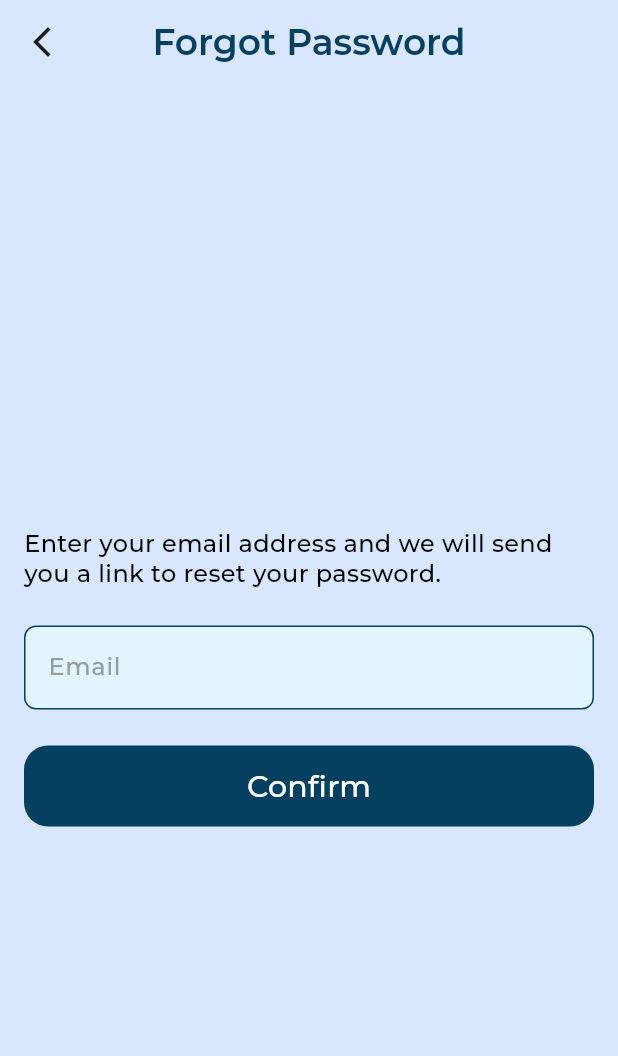
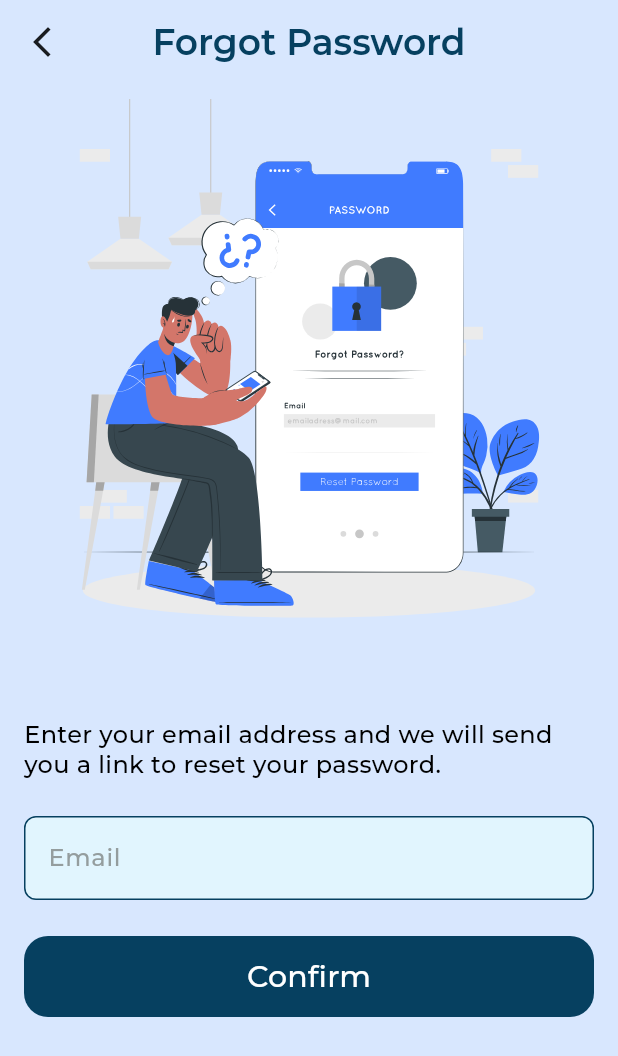
Before and after one commit to engAhmedSami/NewsAppAdv, a Flutter app: the ForgotPasswordView screen opened directly, on a phone screen of 412 x 824 dp. Shown: the top 1056 px of the screen. Run offline on Flutter 3.47's test engine with Material 3 defaults, Android fonts, the phone set to English and light mode, and no system bars; drawn by our look-alikes of modal_progress_hud_nsn; our stand-ins replace dartz, dots_indicator, firebase_auth, firebase_core, flutter_bloc, flutter_otp_text_field and 7 more; missing offline and left inert: flutter_facebook_auth; accounts and stored records are empty; network calls fail; project files that could hold a hidden picture were left out.

Commit message:
"Added new routes and images for auth features, updated signin and verfied email views, and added dependencies for facebook auth and otp text field."

```diff
--- a/lib/Core/helper_function/on_generate_routes.dart
+++ b/lib/Core/helper_function/on_generate_routes.dart
@@ -7,6 +7,8 @@ import 'package:newsapp/Featuers/auth/presentation/view/verfied_email_view.dart'
 import 'package:newsapp/Featuers/home/presentation/views/home_view.dart';
 import 'package:newsapp/Featuers/on_boarding/presentation/view/on_boarding_view.dart';
 import 'package:newsapp/Featuers/splash/presentation/views/splash_view.dart';
+
+import '../../Featuers/auth/presentation/view/widget/otp_phone_body.dart';
 
 Route<dynamic> onGenerateRoute(RouteSettings setting) {
   switch (setting.name) {
@@ -32,6 +34,8 @@ Route<dynamic> onGenerateRoute(RouteSettings setting) {
       return MaterialPageRoute(builder: (context) => const VerfiedEmailView());
     case PhoneSigninView.routeName:
       return MaterialPageRoute(builder: (context) => const PhoneSigninView());
+    case OtpPhoneBody.routeName:
+      return MaterialPageRoute(builder: (context) => const OtpPhoneBody());
     default:
       return MaterialPageRoute(builder: (context) => const SplashView());
   }
--- a/lib/Core/utils/app_images.dart
+++ b/lib/Core/utils/app_images.dart
@@ -9,9 +9,17 @@ class Assets {
   /// assets/images/Check.svg
   static const String imagesCheck = "assets/images/Check.svg";
 
+  /// Assets for imagesConfirmed
+  /// assets/images/Confirmed.svg
+  static const String imagesConfirmed = "assets/images/Confirmed.svg";
+
   /// Assets for imagesFacebook
   /// assets/images/facebook.svg
   static const String imagesFacebook = "assets/images/facebook.svg";
+
+  /// Assets for imagesForgotPassword
+  /// assets/images/Forgot_password.svg
+  static const String imagesForgotPassword = "assets/images/Forgot_password.svg";
 
   /// Assets for imagesGoogel
   /// assets/images/googel.svg
@@ -37,7 +45,19 @@ class Assets {
   /// assets/images/newsicon-removebg-preview.png
   static const String imagesNewsiconRemovebgPreview = "assets/images/newsicon-removebg-preview.png";
 
+  /// Assets for imagesOtp
+  /// assets/images/otp.svg
+  static const String imagesOtp = "assets/images/otp.svg";
+
   /// Assets for imagesPhone
   /// assets/images/phone.svg
   static const String imagesPhone = "assets/images/phone.svg";
+
+  /// Assets for imagesSigninPhone
+  /// assets/images/Signin_phone.svg
+  static const String imagesSigninPhone = "assets/images/Signin_phone.svg";
+
+  /// Assets for imagesTwoFactorAuthentication
+  /// assets/images/Two_factor_authentication.svg
+  static const String imagesTwoFactorAuthentication = "assets/images/Two_factor_authentication.svg";
 }
--- a/lib/Featuers/auth/presentation/view/signin_view.dart
+++ b/lib/Featuers/auth/presentation/view/signin_view.dart
@@ -27,6 +27,7 @@ class SigninView extends StatelessWidget {
 
   AppBar buildAppBar() {
     return AppBar(
+      automaticallyImplyLeading: false,
       backgroundColor: AppColors.primaryColor,
       centerTitle: true,
       title: Text(
--- a/lib/Featuers/auth/presentation/view/verfied_email_view.dart
+++ b/lib/Featuers/auth/presentation/view/verfied_email_view.dart
@@ -11,19 +11,20 @@ class VerfiedEmailView extends StatelessWidget {
     return Scaffold(
       appBar: buildAppBarC(
         context,
+        tital: 'Verify Email',
       ),
       body: const VerfiedEmailViewBody(),
     );
   }
 }
 
-AppBar buildAppBarC(context) {
+AppBar buildAppBarC(context, {required String tital}) {
   return AppBar(
     automaticallyImplyLeading: false,
     backgroundColor: AppColors.primaryColor,
     centerTitle: true,
     title: Text(
-      'Email Verification',
+      tital,
       textAlign: TextAlign.center,
       style: AppStyles.styleSemiBold24.copyWith(
         color: AppColors.secondaryColor,
--- a/lib/Featuers/auth/presentation/view/widget/forgot_password_view_body.dart
+++ b/lib/Featuers/auth/presentation/view/widget/forgot_password_view_body.dart
@@ -1,5 +1,7 @@
 import 'package:flutter/widgets.dart';
 import 'package:flutter_bloc/flutter_bloc.dart';
+import 'package:flutter_svg/svg.dart';
+import 'package:newsapp/Core/utils/app_images.dart';
 import 'package:newsapp/Core/utils/app_styles.dart';
 import 'package:newsapp/Core/widget/custom_botton.dart';
 import 'package:newsapp/Core/widget/custom_text_field.dart';
@@ -24,12 +26,16 @@ class _ForgotPasswordViewBodyState extends State<ForgotPasswordViewBody> {
 
   @override
   Widget build(BuildContext context) {
-    return Padding(
+    return SingleChildScrollView(
+      child: Padding(
         padding: const EdgeInsets.symmetric(horizontal: kHorizintalPadding),
         child: Column(
-        crossAxisAlignment: CrossAxisAlignment.start,
           mainAxisAlignment: MainAxisAlignment.center,
           children: [
+            SvgPicture.asset(
+              Assets.imagesForgotPassword,
+              height: 400,
+            ),
             const SizedBox(height: 24),
             const Text(
               'Enter your email address and we will send you a link to reset your password.',
@@ -51,6 +57,7 @@ class _ForgotPasswordViewBodyState extends State<ForgotPasswordViewBody> {
                 text: 'Confirm')
           ],
         ),
+      ),
     );
   }
 }
--- a/pubspec.yaml
+++ b/pubspec.yaml
@@ -32,14 +32,16 @@ dependencies:
   cupertino_icons: ^1.0.6
   dartz: ^0.10.1
   dots_indicator: ^3.0.0
-  firebase_auth: ^5.1.2
-  firebase_core: ^3.2.0
+  facebook_auth: ^0.0.3
+  firebase_auth: ^5.1.4
+  firebase_core: ^3.3.0
   flutter:
     sdk: flutter
   flutter_bloc: ^8.1.6
   flutter_facebook_auth: ^7.0.1
   flutter_localizations:
     sdk: flutter
+  flutter_otp_text_field: ^1.1.3+2
   flutter_svg: ^2.0.10+1
   font_awesome_flutter: ^10.7.0
   get_it: ^7.7.0
```
Also changed, not shown: lib/Featuers/auth/presentation/view/widget/otp_phone_body.dart (added, +78 -0 lines), lib/Featuers/auth/presentation/view/widget/phone_signin_view_body.dart (+44 -2 lines), lib/Featuers/auth/presentation/view/widget/verfied_email_view_body.dart (+4 -4 lines), assets/images/Confirmed.svg (added), assets/images/Forgot_password.svg (added), assets/images/Signin_phone.svg (added), assets/images/Two_factor_authentication.svg (added), assets/images/otp.svg (added), lib/Featuers/auth/presentation/view/widget/Forgot password-cuate.svg (added), pubspec.lock. Lines whose indentation alone changed are shown as unchanged.
